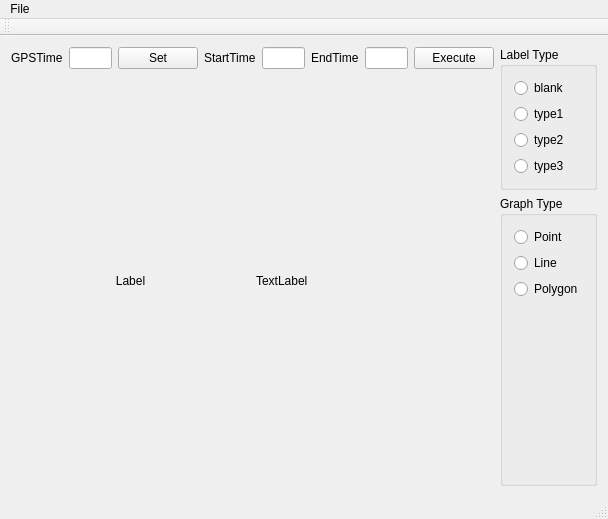
Old version of the form mainwindow.ui in the repository 05F3759DF/LabelTool.
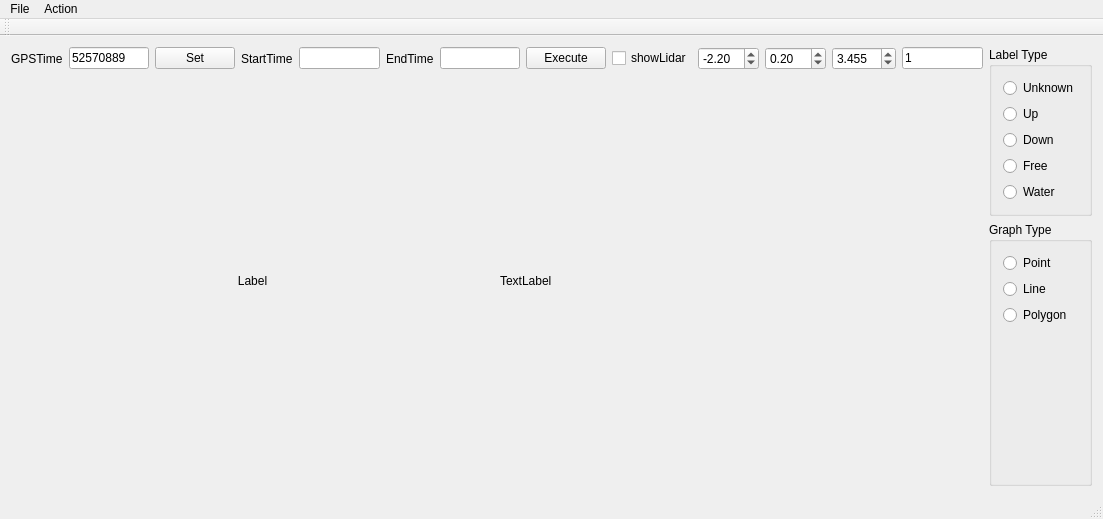
New version of the form.

```diff
--- a/mainwindow.ui
+++ b/mainwindow.ui
@@ -6,7 +6,7 @@
    <rect>
     <x>0</x>
     <y>0</y>
-    <width>608</width>
+    <width>1103</width>
     <height>519</height>
    </rect>
   </property>
@@ -27,7 +27,11 @@
          </widget>
         </item>
         <item>
-         <widget class="QLineEdit" name="lineEdit_gpstime"/>
+         <widget class="QLineEdit" name="lineEdit_gpstime">
+          <property name="text">
+           <string>52570889</string>
+          </property>
+         </widget>
         </item>
         <item>
          <widget class="QPushButton" name="pushButton_set">
@@ -63,6 +67,62 @@
           </property>
          </widget>
         </item>
+        <item>
+         <widget class="QCheckBox" name="checkBox_showLidar">
+          <property name="text">
+           <string>showLidar</string>
+          </property>
+         </widget>
+        </item>
+        <item>
+         <widget class="QDoubleSpinBox" name="doubleSpinBox_min">
+          <property name="minimum">
+           <double>-10.000000000000000</double>
+          </property>
+          <property name="singleStep">
+           <double>0.100000000000000</double>
+          </property>
+          <property name="value">
+           <double>-2.200000000000000</double>
+          </property>
+         </widget>
+        </item>
+        <item>
+         <widget class="QDoubleSpinBox" name="doubleSpinBox_max">
+          <property name="decimals">
+           <number>2</number>
+          </property>
+          <property name="minimum">
+           <double>-10.000000000000000</double>
+          </property>
+          <property name="singleStep">
+           <double>0.100000000000000</double>
+          </property>
+          <property name="value">
+           <double>0.200000000000000</double>
+          </property>
+         </widget>
+        </item>
+        <item>
+         <widget class="QDoubleSpinBox" name="doubleSpinBox_rotz">
+          <property name="decimals">
+           <number>3</number>
+          </property>
+          <property name="singleStep">
+           <double>0.001000000000000</double>
+          </property>
+          <property name="value">
+           <double>3.455000000000000</double>
+          </property>
+         </widget>
+        </item>
+        <item>
+         <widget class="QLineEdit" name="lineEdit_param">
+          <property name="text">
+           <string>1</string>
+          </property>
+         </widget>
+        </item>
        </layout>
       </item>
       <item>
@@ -99,28 +159,35 @@
          <item>
           <widget class="QRadioButton" name="radioButton_blank">
            <property name="text">
-            <string>blank</string>
+            <string>Unknown</string>
            </property>
           </widget>
          </item>
          <item>
           <widget class="QRadioButton" name="radioButton_type1">
            <property name="text">
-            <string>type1</string>
+            <string>Up</string>
            </property>
           </widget>
          </item>
          <item>
           <widget class="QRadioButton" name="radioButton_type2">
            <property name="text">
-            <string>type2</string>
+            <string>Down</string>
            </property>
           </widget>
          </item>
          <item>
           <widget class="QRadioButton" name="radioButton_type3">
            <property name="text">
-            <string>type3</string>
+            <string>Free</string>
+           </property>
+          </widget>
+         </item>
+         <item>
+          <widget class="QRadioButton" name="radioButton_type4">
+           <property name="text">
+            <string>Water</string>
            </property>
           </widget>
          </item>
@@ -179,8 +246,8 @@
     <rect>
      <x>0</x>
      <y>0</y>
-     <width>608</width>
-     <height>23</height>
+     <width>1103</width>
+     <height>20</height>
     </rect>
    </property>
    <widget class="QMenu" name="menuFile">
@@ -189,9 +256,16 @@
     </property>
     <addaction name="actionOpen"/>
     <addaction name="actionScan"/>
+   </widget>
+   <widget class="QMenu" name="menuAction">
+    <property name="title">
+     <string>Action</string>
+    </property>
+    <addaction name="actionLoad"/>
     <addaction name="actionExport"/>
    </widget>
    <addaction name="menuFile"/>
+   <addaction name="menuAction"/>
   </widget>
   <widget class="QToolBar" name="mainToolBar">
    <attribute name="toolBarArea">
```
Left out of the diff: 7 changed lines with no effect on the pictures.
